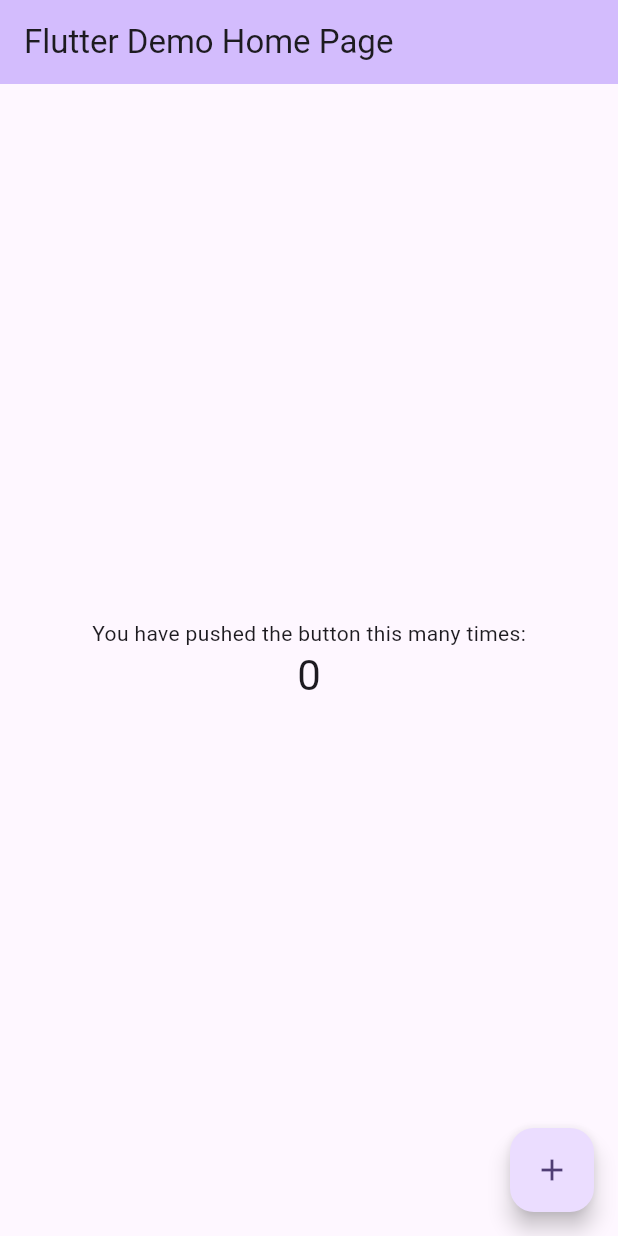
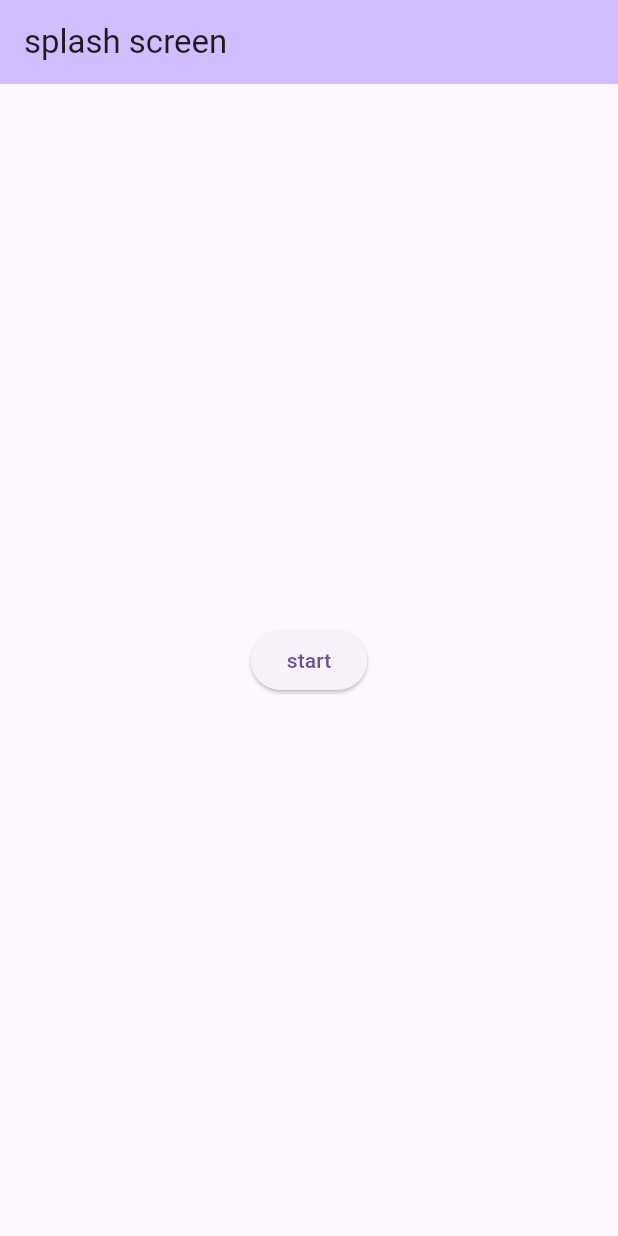
Before and after one commit to yuiyyui/machicare, a Flutter app: the screen it shows after launch, on a phone screen of 412 x 824 dp. Run offline on Flutter 3.47's test engine with Material 3 defaults, Android fonts, the phone set to English and light mode, and no system bars.

Commit message:
feat:TopScreenとメニューボタンの表示

```diff
--- a/lib/main.dart
+++ b/lib/main.dart
@@ -1,4 +1,5 @@
 import 'package:flutter/material.dart';
+import 'screen/Top.dart';
 
 void main() {
   runApp(const MyApp());
@@ -7,46 +8,21 @@ void main() {
 class MyApp extends StatelessWidget {
   const MyApp({super.key});
 
-  // This widget is the root of your application.
   @override
   Widget build(BuildContext context) {
     return MaterialApp(
       title: 'Flutter Demo',
       theme: ThemeData(
-        // This is the theme of your application.
-        //
-        // TRY THIS: Try running your application with "flutter run". You'll see
-        // the application has a purple toolbar. Then, without quitting the app,
-        // try changing the seedColor in the colorScheme below to Colors.green
-        // and then invoke "hot reload" (save your changes or press the "hot
-        // reload" button in a Flutter-supported IDE, or press "r" if you used
-        // the command line to start the app).
-        //
-        // Notice that the counter didn't reset back to zero; the application
-        // state is not lost during the reload. To reset the state, use hot
-        // restart instead.
-        //
-        // This works for code too, not just values: Most code changes can be
-        // tested with just a hot reload.
         colorScheme: ColorScheme.fromSeed(seedColor: Colors.deepPurple),
         useMaterial3: true,
       ),
-      home: const MyHomePage(title: 'Flutter Demo Home Page'),
+      home: const MyHomePage(title: 'splash screen'),
     );
   }
 }
 
 class MyHomePage extends StatefulWidget {
   const MyHomePage({super.key, required this.title});
-
-  // This widget is the home page of your application. It is stateful, meaning
-  // that it has a State object (defined below) that contains fields that affect
-  // how it looks.
-
-  // This class is the configuration for the state. It holds the values (in this
-  // case the title) provided by the parent (in this case the App widget) and
-  // used by the build method of the State. Fields in a Widget subclass are
-  // always marked "final".
 
   final String title;
 
@@ -55,71 +31,25 @@ class MyHomePage extends StatefulWidget {
 }
 
 class _MyHomePageState extends State<MyHomePage> {
-  int _counter = 0;
-
-  void _incrementCounter() {
-    setState(() {
-      // This call to setState tells the Flutter framework that something has
-      // changed in this State, which causes it to rerun the build method below
-      // so that the display can reflect the updated values. If we changed
-      // _counter without calling setState(), then the build method would not be
-      // called again, and so nothing would appear to happen.
-      _counter++;
-    });
-  }
-
   @override
   Widget build(BuildContext context) {
-    // This method is rerun every time setState is called, for instance as done
-    // by the _incrementCounter method above.
-    //
-    // The Flutter framework has been optimized to make rerunning build methods
-    // fast, so that you can just rebuild anything that needs updating rather
-    // than having to individually change instances of widgets.
     return Scaffold(
       appBar: AppBar(
-        // TRY THIS: Try changing the color here to a specific color (to
-        // Colors.amber, perhaps?) and trigger a hot reload to see the AppBar
-        // change color while the other colors stay the same.
         backgroundColor: Theme.of(context).colorScheme.inversePrimary,
-        // Here we take the value from the MyHomePage object that was created by
-        // the App.build method, and use it to set our appbar title.
         title: Text(widget.title),
       ),
       body: Center(
-        // Center is a layout widget. It takes a single child and positions it
-        // in the middle of the parent.
-        child: Column(
-          // Column is also a layout widget. It takes a list of children and
-          // arranges them vertically. By default, it sizes itself to fit its
-          // children horizontally, and tries to be as tall as its parent.
-          //
-          // Column has various properties to control how it sizes itself and
-          // how it positions its children. Here we use mainAxisAlignment to
-          // center the children vertically; the main axis here is the vertical
-          // axis because Columns are vertical (the cross axis would be
-          // horizontal).
-          //
-          // TRY THIS: Invoke "debug painting" (choose the "Toggle Debug Paint"
-          // action in the IDE, or press "p" in the console), to see the
-          // wireframe for each widget.
-          mainAxisAlignment: MainAxisAlignment.center,
-          children: <Widget>[
-            const Text(
-              'You have pushed the button this many times:',
-            ),
-            Text(
-              '$_counter',
-              style: Theme.of(context).textTheme.headlineMedium,
-            ),
-          ],
+        child: ElevatedButton(
+          child: Text('start'),
+          onPressed: () {
+            Navigator.push(
+              context,
+              MaterialPageRoute(
+                  builder: (context) => TopPage()), // MenuPage を利用
+            );
+          },
         ),
       ),
-      floatingActionButton: FloatingActionButton(
-        onPressed: _incrementCounter,
-        tooltip: 'Increment',
-        child: const Icon(Icons.add),
-      ), // This trailing comma makes auto-formatting nicer for build methods.
     );
   }
 }
```
Also changed, not shown: lib/components/menu_drawer.dart (added, +64 -0 lines), lib/screen/Top.dart (added, +33 -0 lines).
